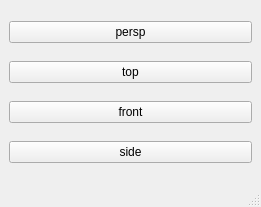
Before: the Qt Designer form UI/camera_switcher.ui in HaydenGuy/Maya_Camera_Switcher, drawn with Qt 5.
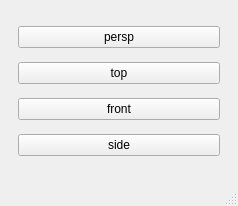
After: the same form once the commit is applied.

Commit message: Added scrollable area in case of cameras overflowing the window

Diff of the .ui file:
```diff
--- a/UI/camera_switcher.ui
+++ b/UI/camera_switcher.ui
@@ -6,8 +6,8 @@
    <rect>
     <x>0</x>
     <y>0</y>
-    <width>261</width>
-    <height>207</height>
+    <width>238</width>
+    <height>206</height>
    </rect>
   </property>
   <property name="windowTitle">
@@ -16,6 +16,27 @@
   <widget class="QWidget" name="centralwidget">
    <layout class="QHBoxLayout" name="horizontalLayout">
     <item>
+     <widget class="QScrollArea" name="scrollArea">
+      <property name="frameShape">
+       <enum>QFrame::NoFrame</enum>
+      </property>
+      <property name="sizeAdjustPolicy">
+       <enum>QAbstractScrollArea::AdjustIgnored</enum>
+      </property>
+      <property name="widgetResizable">
+       <bool>true</bool>
+      </property>
+      <widget class="QWidget" name="scrollAreaWidgetContents">
+       <property name="geometry">
+        <rect>
+         <x>0</x>
+         <y>0</y>
+         <width>220</width>
+         <height>142</height>
+        </rect>
+       </property>
+       <layout class="QHBoxLayout" name="horizontalLayout_2">
+        <item>
      <layout class="QVBoxLayout" name="button_layout">
       <item>
        <widget class="QPushButton" name="persp_bt">
@@ -49,6 +70,10 @@
     </item>
    </layout>
   </widget>
+     </widget>
+    </item>
+   </layout>
+  </widget>
   <widget class="QMenuBar" name="menubar">
    <property name="geometry">
     <rect>
```
Left out of the diff: 2 changed lines with no effect on the pictures. Lines whose indentation alone changed are shown as unchanged. The commit also changes 2 other files.
